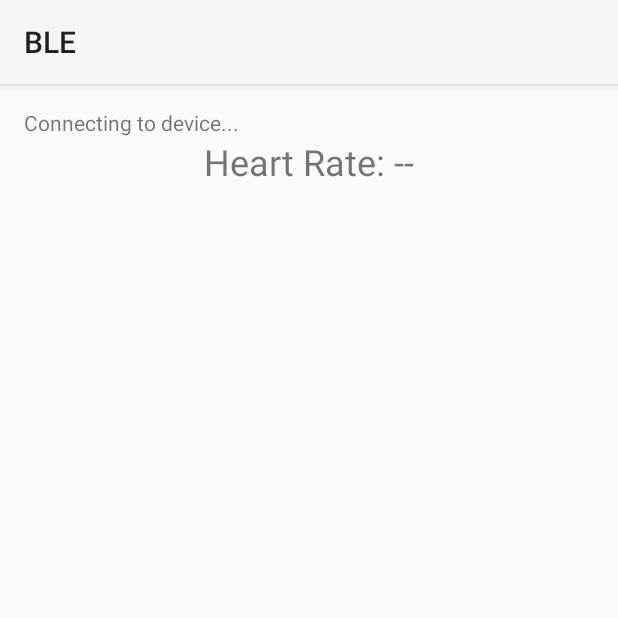
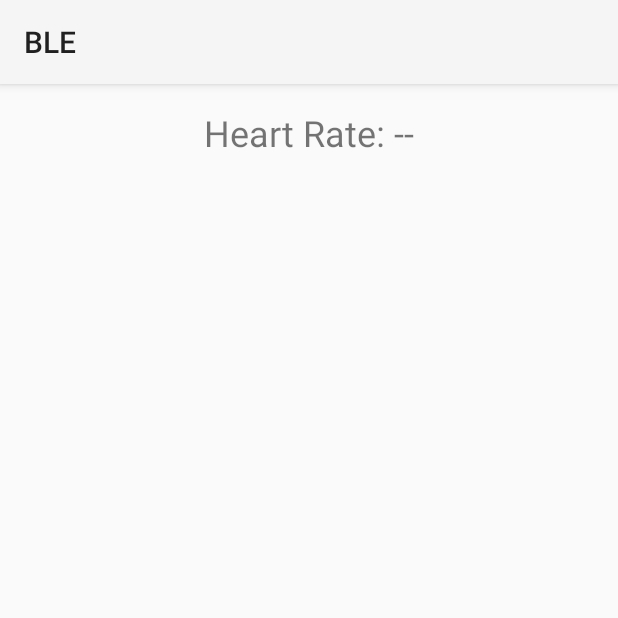
Before and after one commit to danialramzan/BLE, an Android app built with Jetpack Compose: the BLEActivity screen opened directly, with no data from a screen before it, on a phone screen of 412 x 824 dp, the top half of it. Run offline under Robolectric (Android 15) with nearby library versions, the phone set to English and light mode, and no system bars.

Commit message:
im done brah

```diff
--- a/app/src/main/java/com/danialramza/ble/BLEActivity.java
+++ b/app/src/main/java/com/danialramza/ble/BLEActivity.java
@@ -16,6 +16,7 @@ import android.content.pm.PackageManager;
 import android.os.Build;
 import android.os.Bundle;
 import android.util.Log;
+import android.widget.TextView;
 import android.widget.Toast;
 
 import androidx.annotation.RequiresApi;
@@ -34,11 +35,16 @@ public class BLEActivity extends AppCompatActivity {
 
     private BluetoothAdapter bluetoothAdapter;
     private BluetoothGatt bluetoothGatt;
+    private TextView heartRateTextView;
+
 
     @Override
     protected void onCreate(Bundle savedInstanceState) {
         super.onCreate(savedInstanceState);
         setContentView(R.layout.activity_ble);
+
+        heartRateTextView = findViewById(R.id.heartRateTextView);
+
 
 
         bluetoothAdapter = BluetoothAdapter.getDefaultAdapter();
@@ -186,6 +192,8 @@ public class BLEActivity extends AppCompatActivity {
 
             if (status == BluetoothGatt.GATT_SUCCESS) {
                 Log.d("FINALCHAR", "Characteristic read successfully: " + Arrays.toString(characteristic.getValue()));
+                String heartRateData = Arrays.toString(characteristic.getValue());
+                runOnUiThread(() -> heartRateTextView.setText("Heart Rate: " + heartRateData));
             } else {
                 Log.e("GNX", "Failed to read characteristic, status: " + status);
             }
--- a/app/src/main/res/layout/activity_ble.xml
+++ b/app/src/main/res/layout/activity_ble.xml
@@ -5,11 +5,11 @@
     android:orientation="vertical"
     android:padding="16dp">
 
-    <TextView
-        android:id="@+id/connectionStatus"
-        android:layout_width="wrap_content"
-        android:layout_height="wrap_content"
-        android:text="@string/connecting_to_device" />
+<!--    <TextView-->
+<!--        android:id="@+id/connectionStatus"-->
+<!--        android:layout_width="wrap_content"-->
+<!--        android:layout_height="wrap_content"-->
+<!--        android:text="@string/connecting_to_device" />-->
 
     <TextView
         android:id="@+id/heartRateTextView"
```
